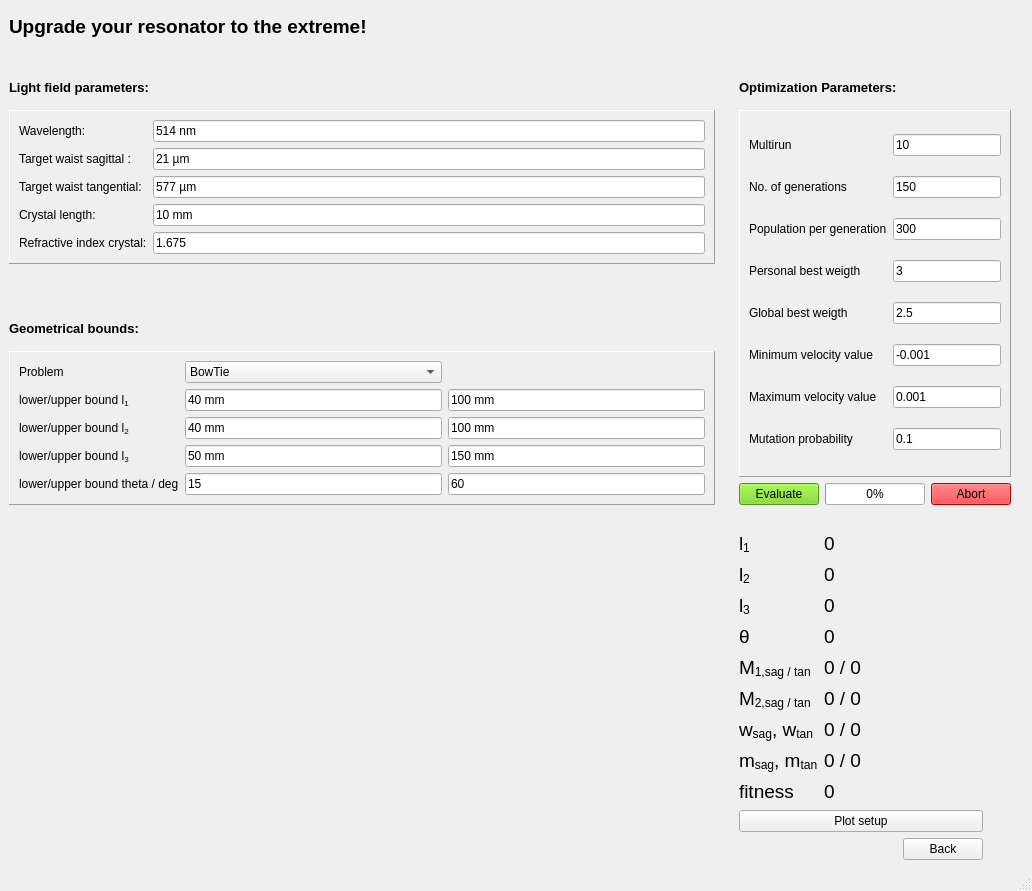
First picture: the form in assets/resonator_window.ui, repository laserdnice/GRay-CAD-2, before the edit.
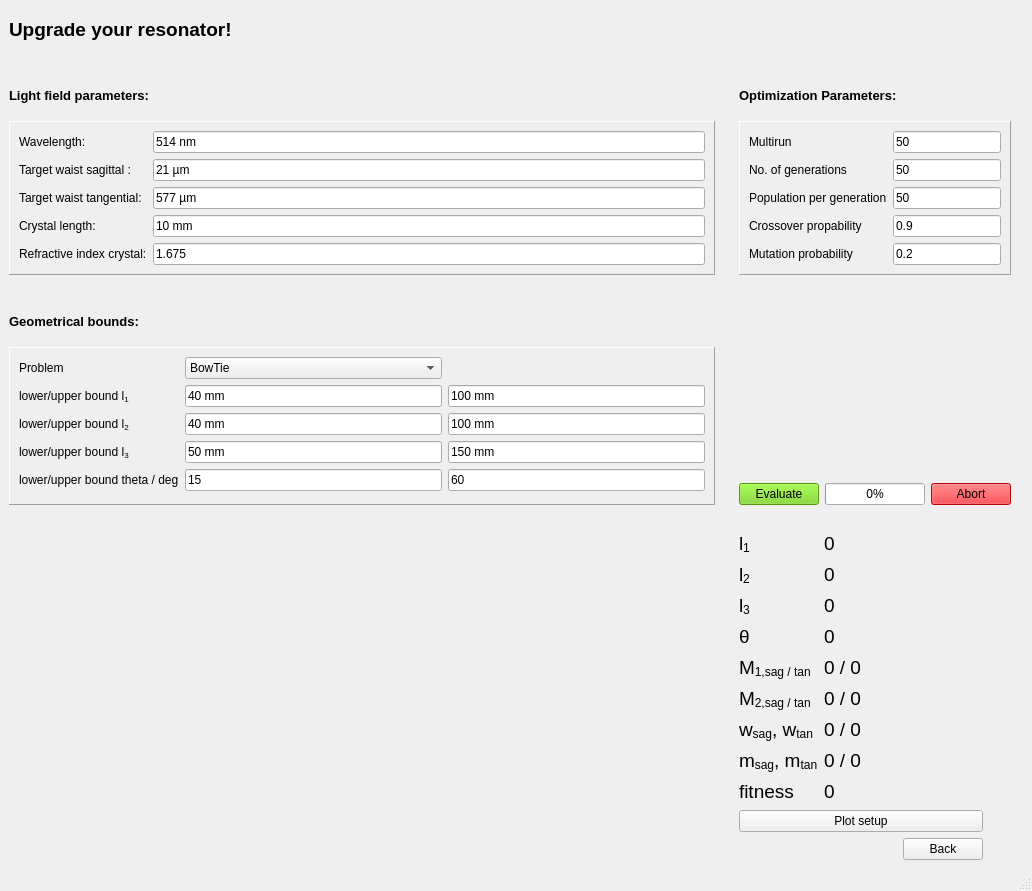
Second picture: the form after the edit. Icons and pictures are not drawn.

Commit message: changed the PSO algorithm to GA algorithm which works faster

```diff
--- a/assets/resonator_window.ui
+++ b/assets/resonator_window.ui
@@ -195,133 +195,6 @@
       </layout>
      </widget>
     </item>
-    <item row="3" column="4" rowspan="4" colspan="3">
-     <widget class="QFrame" name="gridFrame_3">
-      <property name="frameShape">
-       <enum>QFrame::Panel</enum>
-      </property>
-      <property name="frameShadow">
-       <enum>QFrame::Raised</enum>
-      </property>
-      <property name="lineWidth">
-       <number>1</number>
-      </property>
-      <layout class="QGridLayout" name="gridLayout_3">
-       <item row="0" column="0">
-        <widget class="QLabel" name="label_30">
-         <property name="text">
-          <string>Multirun</string>
-         </property>
-        </widget>
-       </item>
-       <item row="0" column="1">
-        <widget class="QLineEdit" name="edit_num_runs">
-         <property name="text">
-          <string>10</string>
-         </property>
-        </widget>
-       </item>
-       <item row="1" column="1">
-        <widget class="QLineEdit" name="edit_generation_number">
-         <property name="text">
-          <string>150</string>
-         </property>
-        </widget>
-       </item>
-       <item row="3" column="0">
-        <widget class="QLabel" name="label_10">
-         <property name="text">
-          <string>Personal best weigth</string>
-         </property>
-        </widget>
-       </item>
-       <item row="1" column="0">
-        <widget class="QLabel" name="label_12">
-         <property name="text">
-          <string>No. of generations</string>
-         </property>
-        </widget>
-       </item>
-       <item row="2" column="1">
-        <widget class="QLineEdit" name="edit_population_number">
-         <property name="text">
-          <string>300</string>
-         </property>
-        </widget>
-       </item>
-       <item row="3" column="1">
-        <widget class="QLineEdit" name="edit_phi1_float">
-         <property name="text">
-          <string>3</string>
-         </property>
-        </widget>
-       </item>
-       <item row="5" column="0">
-        <widget class="QLabel" name="label_21">
-         <property name="text">
-          <string>Minimum velocity value</string>
-         </property>
-        </widget>
-       </item>
-       <item row="6" column="0">
-        <widget class="QLabel" name="label_22">
-         <property name="text">
-          <string>Maximum velocity value</string>
-         </property>
-        </widget>
-       </item>
-       <item row="2" column="0">
-        <widget class="QLabel" name="label_11">
-         <property name="text">
-          <string>Population per generation</string>
-         </property>
-        </widget>
-       </item>
-       <item row="6" column="1">
-        <widget class="QLineEdit" name="edit_smax">
-         <property name="text">
-          <string>0.001</string>
-         </property>
-        </widget>
-       </item>
-       <item row="4" column="0">
-        <widget class="QLabel" name="label_14">
-         <property name="text">
-          <string>Global best weigth</string>
-         </property>
-        </widget>
-       </item>
-       <item row="5" column="1">
-        <widget class="QLineEdit" name="edit_smin">
-         <property name="text">
-          <string>-0.001</string>
-         </property>
-        </widget>
-       </item>
-       <item row="4" column="1">
-        <widget class="QLineEdit" name="edit_phi2_float">
-         <property name="text">
-          <string>2.5</string>
-         </property>
-        </widget>
-       </item>
-       <item row="7" column="0">
-        <widget class="QLabel" name="label_23">
-         <property name="text">
-          <string>Mutation probability</string>
-         </property>
-        </widget>
-       </item>
-       <item row="7" column="1">
-        <widget class="QLineEdit" name="edit_mutation_probability">
-         <property name="text">
-          <string>0.1</string>
-         </property>
-        </widget>
-       </item>
-      </layout>
-     </widget>
-    </item>
     <item row="11" column="0">
      <layout class="QGridLayout" name="gridLayout_5">
       <item row="1" column="0">
@@ -857,13 +730,98 @@
        <string notr="true"/>
       </property>
       <property name="text">
-       <string>Upgrade your resonator to the extreme!</string>
+       <string>Upgrade your resonator!</string>
       </property>
       <property name="alignment">
        <set>Qt::AlignLeading|Qt::AlignLeft|Qt::AlignVCenter</set>
       </property>
      </widget>
     </item>
+    <item row="3" column="4" colspan="3">
+     <widget class="QFrame" name="gridFrame_3">
+      <property name="frameShape">
+       <enum>QFrame::Panel</enum>
+      </property>
+      <property name="frameShadow">
+       <enum>QFrame::Raised</enum>
+      </property>
+      <property name="lineWidth">
+       <number>1</number>
+      </property>
+      <layout class="QGridLayout" name="gridLayout_3">
+       <item row="3" column="1">
+        <widget class="QLineEdit" name="edit_crossover_probability">
+         <property name="text">
+          <string>0.9</string>
+         </property>
+        </widget>
+       </item>
+       <item row="4" column="0">
+        <widget class="QLabel" name="label_23">
+         <property name="text">
+          <string>Mutation probability</string>
+         </property>
+        </widget>
+       </item>
+       <item row="0" column="1">
+        <widget class="QLineEdit" name="edit_num_runs">
+         <property name="text">
+          <string>50</string>
+         </property>
+        </widget>
+       </item>
+       <item row="2" column="1">
+        <widget class="QLineEdit" name="edit_population_number">
+         <property name="text">
+          <string>50</string>
+         </property>
+        </widget>
+       </item>
+       <item row="0" column="0">
+        <widget class="QLabel" name="label_30">
+         <property name="text">
+          <string>Multirun</string>
+         </property>
+        </widget>
+       </item>
+       <item row="2" column="0">
+        <widget class="QLabel" name="label_11">
+         <property name="text">
+          <string>Population per generation</string>
+         </property>
+        </widget>
+       </item>
+       <item row="1" column="1">
+        <widget class="QLineEdit" name="edit_generation_number">
+         <property name="text">
+          <string>50</string>
+         </property>
+        </widget>
+       </item>
+       <item row="4" column="1">
+        <widget class="QLineEdit" name="edit_mutation_probability">
+         <property name="text">
+          <string>0.2</string>
+         </property>
+        </widget>
+       </item>
+       <item row="1" column="0">
+        <widget class="QLabel" name="label_12">
+         <property name="text">
+          <string>No. of generations</string>
+         </property>
+        </widget>
+       </item>
+       <item row="3" column="0">
+        <widget class="QLabel" name="label_10">
+         <property name="text">
+          <string>Crossover propability</string>
+         </property>
+        </widget>
+       </item>
+      </layout>
+     </widget>
+    </item>
    </layout>
   </widget>
   <widget class="QStatusBar" name="statusbar"/>
```
The commit also changes 2 other files.
